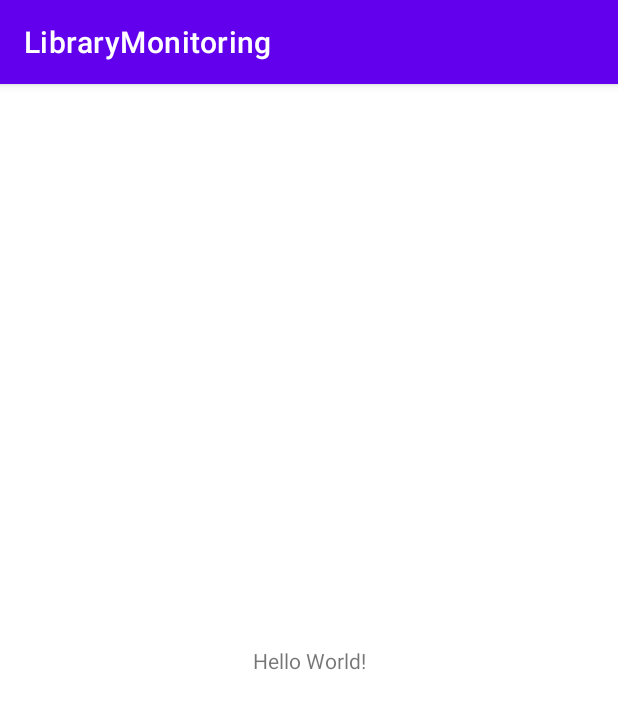
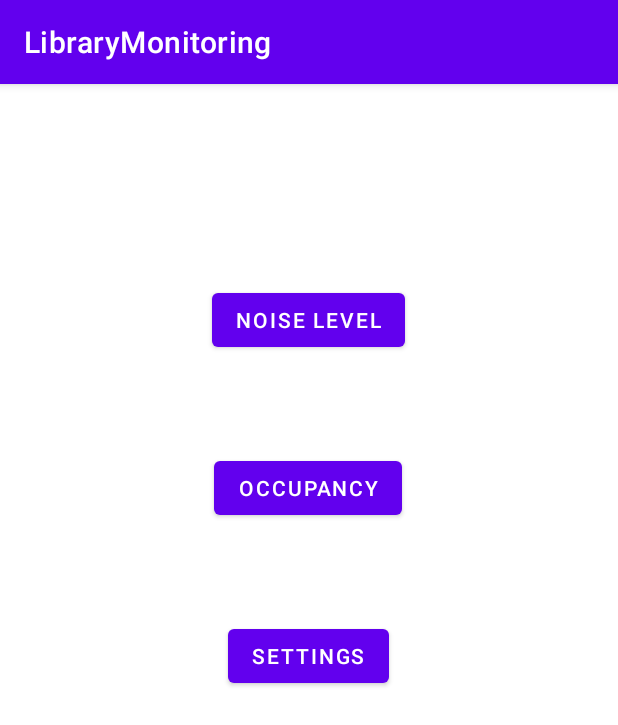
Before and after one commit to Iwuh/elec-coen-390-f2022-project, an Android app: the screen it shows after launch (MainActivity), on a phone screen of 412 x 824 dp. Shown: the top 725 px of the screen. Run offline under Robolectric (Android 15) with nearby library versions, the phone set to English and light mode, and no system bars.

Commit message:
Added screen files and created basic structure

```diff
--- a/app/src/main/java/com/teamI/librarymonitoring/MainActivity.java
+++ b/app/src/main/java/com/teamI/librarymonitoring/MainActivity.java
@@ -2,7 +2,10 @@ package com.teamI.librarymonitoring;
 
 import androidx.appcompat.app.AppCompatActivity;
 
+import android.content.Intent;
 import android.os.Bundle;
+import android.view.View;
+import android.widget.Button;
 
 public class MainActivity extends AppCompatActivity {
 
@@ -10,5 +13,31 @@ public class MainActivity extends AppCompatActivity {
     protected void onCreate(Bundle savedInstanceState) {
         super.onCreate(savedInstanceState);
         setContentView(R.layout.activity_main);
+
+        Button btnSettings = (Button) findViewById(R.id.btnSettings);
+        Button btnOccupancy = (Button) findViewById(R.id.btnOccupancy);
+        Button btnNoiseLevel = (Button) findViewById(R.id.btnNoiseLevel);
+
+        btnNoiseLevel.setOnClickListener(new View.OnClickListener() {
+            @Override
+            public void onClick(View view) {
+                startActivity(new Intent(MainActivity.this, NoiseLevelActivity.class));
+            }
+        }
+        );
+        btnOccupancy.setOnClickListener(new View.OnClickListener() {
+            @Override
+            public void onClick(View view) {
+                startActivity(new Intent(MainActivity.this, OccupancyActivity.class));
+            }
+        }
+        );
+        btnSettings.setOnClickListener(new View.OnClickListener() {
+            @Override
+            public void onClick(View view) {
+                startActivity(new Intent(MainActivity.this, SettingsActivity.class));
+            }
+        }
+        );
     }
 }
--- a/app/src/main/res/layout/activity_main.xml
+++ b/app/src/main/res/layout/activity_main.xml
@@ -6,13 +6,39 @@
     android:layout_height="match_parent"
     tools:context=".MainActivity">
 
-    <TextView
+    <Button
+        android:id="@+id/btnNoiseLevel"
         android:layout_width="wrap_content"
         android:layout_height="wrap_content"
-        android:text="Hello World!"
-        app:layout_constraintBottom_toBottomOf="parent"
+        android:layout_marginStart="140dp"
+        android:layout_marginTop="133dp"
+        android:layout_marginEnd="141dp"
+        android:text="Noise Level"
         app:layout_constraintEnd_toEndOf="parent"
         app:layout_constraintStart_toStartOf="parent"
         app:layout_constraintTop_toTopOf="parent" />
 
+    <Button
+        android:id="@+id/btnOccupancy"
+        android:layout_width="wrap_content"
+        android:layout_height="wrap_content"
+        android:layout_marginStart="142dp"
+        android:layout_marginTop="64dp"
+        android:layout_marginEnd="143dp"
+        android:text="Occupancy"
+        app:layout_constraintEnd_toEndOf="parent"
+        app:layout_constraintStart_toStartOf="parent"
+        app:layout_constraintTop_toBottomOf="@+id/btnNoiseLevel" />
+
+    <Button
+        android:id="@+id/btnSettings"
+        android:layout_width="wrap_content"
+        android:layout_height="wrap_content"
+        android:layout_marginStart="151dp"
+        android:layout_marginTop="64dp"
+        android:layout_marginEnd="152dp"
+        android:text="Settings"
+        app:layout_constraintEnd_toEndOf="parent"
+        app:layout_constraintStart_toStartOf="parent"
+        app:layout_constraintTop_toBottomOf="@+id/btnOccupancy" />
 </androidx.constraintlayout.widget.ConstraintLayout>
```
Also changed, not shown: app/src/main/AndroidManifest.xml (+24 -0 lines), app/src/main/java/com/teamI/librarymonitoring/NoiseLevelActivity.java (added, +15 -0 lines), app/src/main/java/com/teamI/librarymonitoring/OccupancyActivity.java (added, +14 -0 lines), app/src/main/java/com/teamI/librarymonitoring/SettingsActivity.java (added, +14 -0 lines), app/src/main/res/layout/activity_noise_level.xml (added, +20 -0 lines), app/src/main/res/layout/activity_occupancy.xml (added, +20 -0 lines), app/src/main/res/layout/activity_settings.xml (added, +20 -0 lines).
